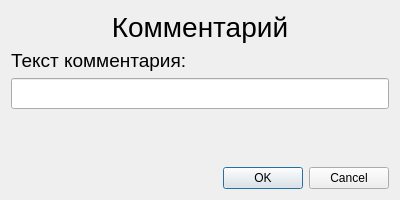
The window that KAMEditor/gui/commands/commentdialog.ui (Xtail96/SML) describes before a commit, drawn with Qt 5.
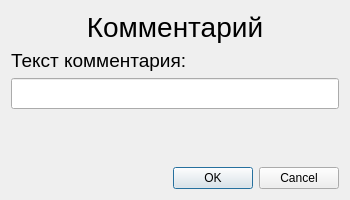
The same window after the commit.

Diff of the .ui file:
```diff
--- a/KAMEditor/gui/commands/commentdialog.ui
+++ b/KAMEditor/gui/commands/commentdialog.ui
@@ -6,7 +6,7 @@
    <rect>
     <x>0</x>
     <y>0</y>
-    <width>400</width>
+    <width>350</width>
     <height>200</height>
    </rect>
   </property>
```
